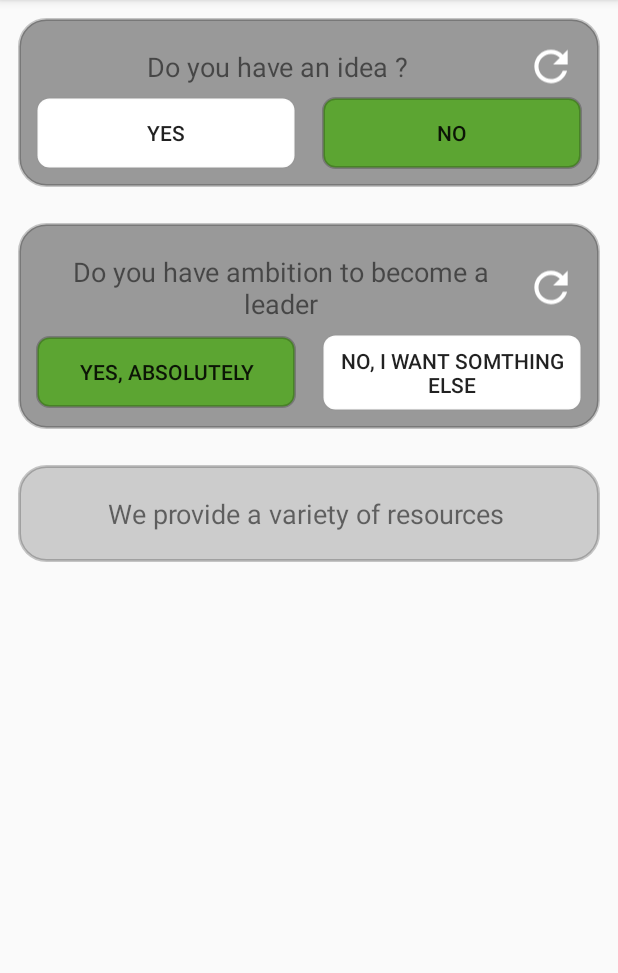
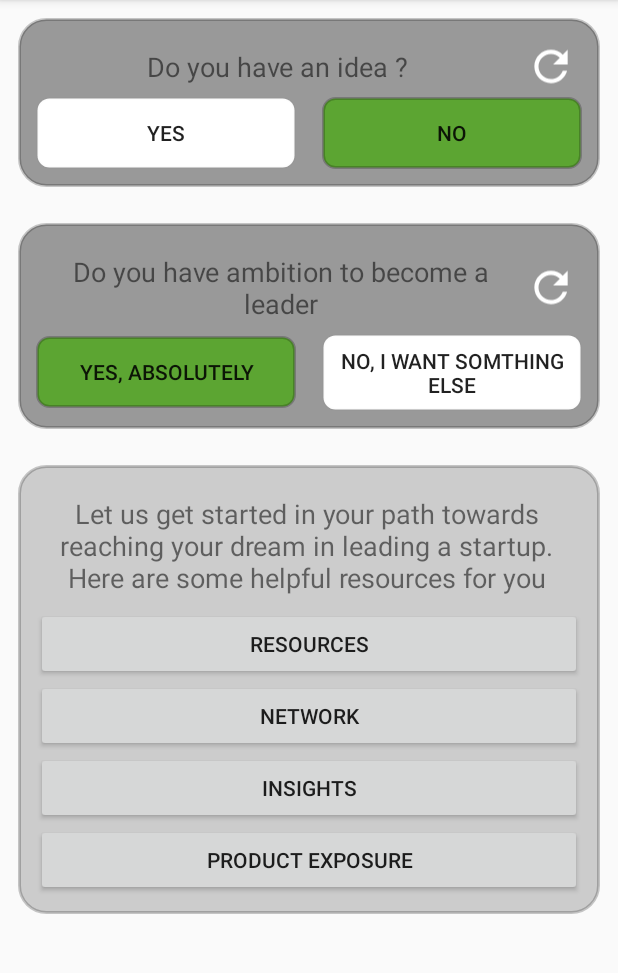
Before and after one commit to rkroshan/MIHE, an Android app: the fragment AssistantChatFragment shown on its own in the app's theme, after a tap on "YES, ABSOLUTELY", on a phone screen of 412 x 824 dp, the part 84-1057 px from its top. Run offline under Robolectric (Android 15) with nearby library versions, the phone set to English and light mode, and no system bars; 3 other taps on this screen came first.

Commit message:
Finished assistant

```diff
--- a/app/src/main/java/cubes/logic/mihe/Assistant/AssistantChatAdapter.java
+++ b/app/src/main/java/cubes/logic/mihe/Assistant/AssistantChatAdapter.java
@@ -132,12 +132,13 @@ class AssistantChatAdapter extends RecyclerView.Adapter<AssistantChatAdapter.Vie
         }
         else {
             holder.extra.setVisibility(View.VISIBLE);
+            holder.b1.setText(chatModel.getOPTION1());
             holder.b1.setVisibility(View.VISIBLE);
             holder.b1.setText(chatModel.getOPTION1());
             holder.b1.setOnClickListener(new View.OnClickListener() {
                 @Override
                 public void onClick(View v) {
-
+                    chatFragment.loadStuff(chatModel.getOPTION1());
                 }
             });
 
@@ -147,9 +148,12 @@ class AssistantChatAdapter extends RecyclerView.Adapter<AssistantChatAdapter.Vie
                 holder.b2.setOnClickListener(new View.OnClickListener() {
                     @Override
                     public void onClick(View v) {
-
+                        chatFragment.loadStuff(chatModel.getOPTION2());
                     }
                 });
+            }
+            else {
+                holder.b2.setVisibility(View.GONE);
             }
 
             if(chatModel.getOPTION3()!=null) {
@@ -158,9 +162,12 @@ class AssistantChatAdapter extends RecyclerView.Adapter<AssistantChatAdapter.Vie
                 holder.b3.setOnClickListener(new View.OnClickListener() {
                     @Override
                     public void onClick(View v) {
-
+                        chatFragment.loadStuff(chatModel.getOPTION3());
                     }
                 });
+            }
+            else {
+                holder.b3.setVisibility(View.GONE);
             }
 
             if(chatModel.getOPTION4()!=null) {
@@ -169,10 +176,12 @@ class AssistantChatAdapter extends RecyclerView.Adapter<AssistantChatAdapter.Vie
                 holder.b4.setOnClickListener(new View.OnClickListener() {
                     @Override
                     public void onClick(View v) {
-
+                        chatFragment.loadStuff(chatModel.getOPTION4());
                     }
                 });
             }
+            else
+                holder.b4.setVisibility(View.GONE);
             //other stuff
         }
     }
@@ -204,7 +213,7 @@ class AssistantChatAdapter extends RecyclerView.Adapter<AssistantChatAdapter.Vie
             b2 = itemView.findViewById(R.id.chat_extra_button2);
             b3 = itemView.findViewById(R.id.chat_extra_button3);
             b4 = itemView.findViewById(R.id.chat_extra_button4);
-            b5 = itemView.findViewById(R.id.chat_extra_button5);
+//            b5 = itemView.findViewById(R.id.chat_extra_button5);
             main= itemView.findViewById(R.id.chat_option_layout);
             extra=itemView.findViewById(R.id.chat_extra_option_layout);
         }
--- a/app/src/main/java/cubes/logic/mihe/Assistant/ChatModel.java
+++ b/app/src/main/java/cubes/logic/mihe/Assistant/ChatModel.java
@@ -7,6 +7,8 @@ import java.util.HashMap;
  */
 
 public class ChatModel {
+
+    static final String skills = "Skills", resources = "Resources", network = "Network", hiring = "Hiring", insights = "Insights", business_model = "Resources for business model", products = "Product Exposure", contest = "Participate in monthly contest";
 
     private String IMAGEDATA, QUESTION, OPTION_YES, OPTION_NO, OPTION1, OPTION2, OPTION3, OPTION4;
     private int id;
@@ -24,6 +26,7 @@ public class ChatModel {
         this.id = id;
 
     }
+
     public int getId() {
         return id;
     }
@@ -98,22 +101,26 @@ public class ChatModel {
 
     public static final class CreateData {
 
-        public static HashMap<Integer,ChatModel> map = new HashMap<>();
+        public static HashMap<Integer, ChatModel> map = new HashMap<>();
 
         static {
-            map.put(1,(new ChatModel(null, "Do you have an idea ? ", "YES", "NO", null, null, null, null, 1)));
-            map.put(2,(new ChatModel(null, "Do you know how to implement that idea ? ", "YES", "NO", null, null, null, null, 2)));
-            map.put(3,(new ChatModel(null, "Do you have ambition to become a leader", "YES, Absolutely", "No, I want somthing else", null, null, null, null, 3)));
-            map.put(4,(new ChatModel(null, "Do you have a team ?", "YES", "NO, but i want it", null, null, null, null, 4)));
-            map.put(5,(new ChatModel(null, "We provide resources required to accomplish your idea", null, null, null, null, null, null, 5)));
-            map.put(6,(new ChatModel(null, "We provide a variety of resources", null, null, null, null, null, null, 6)));
-            map.put(7,(new ChatModel(null, "Well you can get hire, create your team or invest in a product through our app", null, null, null, null, null, null, 7)));
-            map.put(8,(new ChatModel(null, "our app gives you a opportunity to get your idea to incubation center, Do you want to enter in it?", "Yes, Of Course", "No", null, null, null, null, 8)));
-            map.put(9,(new ChatModel(null, "You can find people of your interest in our E-NETWORK", null, null, null, null, null, null, 9)));
-            map.put(16,(new ChatModel(null, "Enter contest here", null, null, null, null, null, null, 16)));
-            map.put(17,(new ChatModel(null, "Well we can help you in these ways", null, null, null, null, null, null, 17)));
+            map.put(1, (new ChatModel(null, "Do you have an idea ? ", "YES", "NO", null, null, null, null, 1)));
+            map.put(2, (new ChatModel(null, "Do you know how to implement that idea ? ", "YES", "NO", null, null, null, null, 2)));
+            map.put(3, (new ChatModel(null, "Do you have ambition to become a leader", "YES, Absolutely", "No, I want somthing else", null, null, null, null, 3)));
+            map.put(4, (new ChatModel(null, "Do you have a team ?", "YES", "NO, but i want it", null, null, null, null, 4)));
+            map.put(5, (new ChatModel(null, "We provide resources required to accomplish your idea", null, null, resources, insights, null, null, 5)));
+            map.put(6, (new ChatModel(null, "Let us get started in your path towards reaching your dream in leading a startup. Here are some helpful resources for you", null, null, resources, network, insights, products, 6)));
+            map.put(7, (new ChatModel(null, "Well you can get hire, create your team or invest in a product through our app", null, null, network, hiring, insights, null, 7)));
+            map.put(8, (new ChatModel(null, "our app gives you a opportunity to get your idea to incubation center, Do you want to enter in it?", "Yes, Of Course", "No", null, null, null, null, 8)));
+            map.put(9, (new ChatModel(null, "You can find people of your interest in our E-NETWORK", null, null, network, null, null, null, 9)));
+            map.put(16, (new ChatModel(null, "Enter contest here", null, null, contest, null, null, null, 16)));
+            map.put(17, (new ChatModel(null, "Do you need help regarding monetisation and business model?", "Yes, I need help in business plan", "No, I have business plan", null, null, null, null, 17)));
+            map.put(34, (new ChatModel(null, "Here are some resources for helping you in making your business model", null, null, business_model, null, null, null, 17)));
+            map.put(35, (new ChatModel(null, "We can provide your startup exposrure, and help in making a team for your company", null, null, products, network, null, null, 17)));
+
         }
-        public static HashMap<Integer,ChatModel> getValues() {
+
+        public static HashMap<Integer, ChatModel> getValues() {
             return map;
         }
     }
--- a/app/src/main/java/cubes/logic/mihe/MainActivity.java
+++ b/app/src/main/java/cubes/logic/mihe/MainActivity.java
@@ -37,6 +37,11 @@ public class MainActivity extends AppCompatActivity {
     public boolean onCreateOptionsMenu(Menu menu) {
         getMenuInflater().inflate(R.menu.temp_menu,menu);
         return true;
+    }
+
+    public void setAdapterPage(int pos,Bundle args) {
+        bottomNavigation.setCurrentItem(pos);
+        bottomNavigation.restoreBottomNavigation();
     }
 
     @Override
--- a/app/src/main/res/layout/asssistant_chat_cardview.xml
+++ b/app/src/main/res/layout/asssistant_chat_cardview.xml
@@ -100,12 +100,6 @@
             android:padding="8dp"
             android:text="A" />
 
-        <Button
-            android:id="@+id/chat_extra_button5"
-            android:layout_width="match_parent"
-            android:layout_height="wrap_content"
-            android:padding="8dp"
-            android:text="A" />
 
     </LinearLayout>
 
```
Also changed, not shown: app/src/main/java/cubes/logic/mihe/Assistant/AssistantChatFragment.java (+35 -2 lines).
